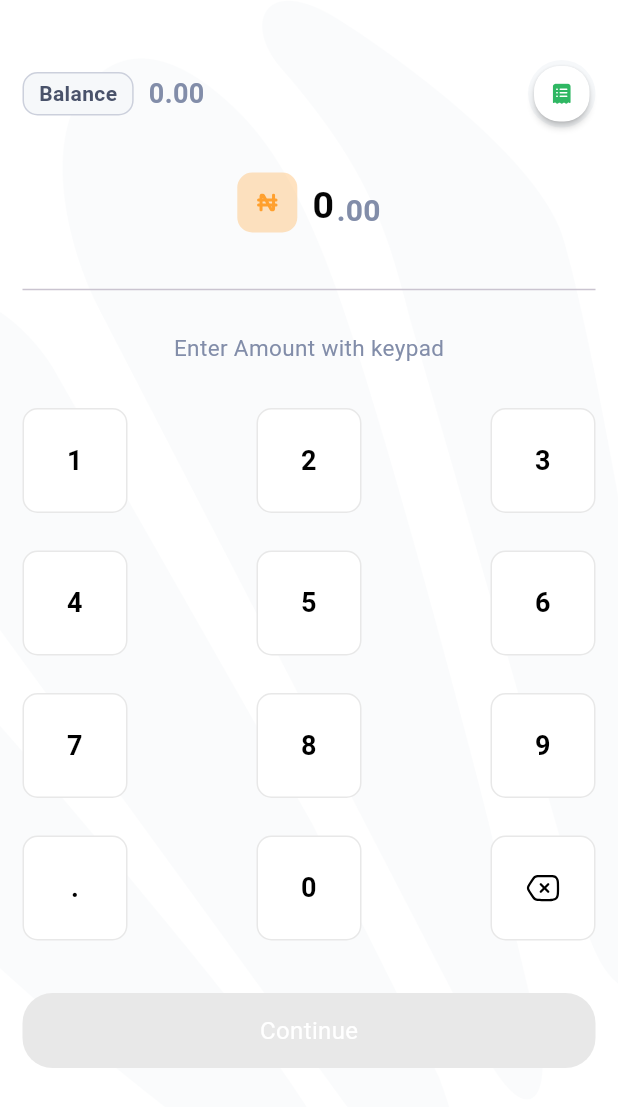
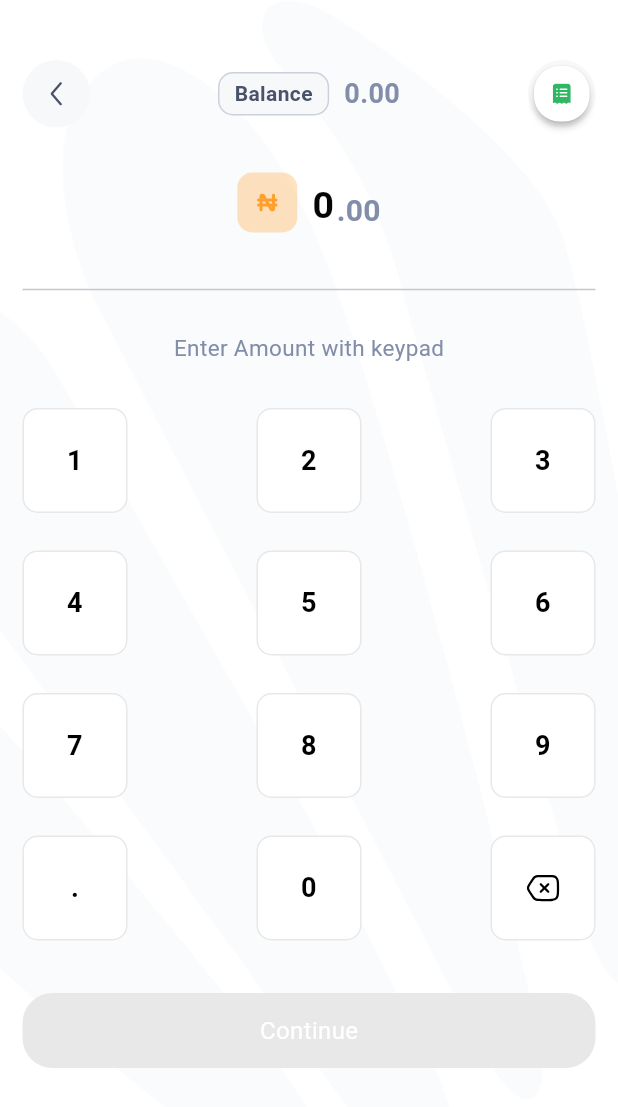
Before and after one commit to Bisecto/Trust, a Flutter app: the SendMainView screen opened directly with empty values, on a phone screen of 412 x 824 dp. Shown: the top 1107 px of the screen. Run offline on Flutter 3.47's test engine with Material 3 defaults, Android fonts, the phone set to English and light mode, and no system bars; our stand-ins replace adaptive_theme, bloc, connectivity_plus, device_info_plus, dotted_border, equatable and 20 more; missing offline and left inert: animated_snack_bar, cross_connectivity, disk_space_update, easy_url_launcher, encrypt, external_path and 6 more; accounts and stored records are empty; network calls fail; Roboto replaces fonts that are missing (CeraPro); project files that could hold a hidden picture were left out.

```diff
--- a/lib/view/sendBeneficary/widgets/sendMain/send_main_header_widget.dart
+++ b/lib/view/sendBeneficary/widgets/sendMain/send_main_header_widget.dart
@@ -24,6 +24,23 @@ class SendMainHeaderWidget extends StatelessWidget {
       mainAxisAlignment: MainAxisAlignment.spaceBetween,
       crossAxisAlignment: CrossAxisAlignment.center,
       children: [
+        InkWell(
+          onTap: backNavCallBack,
+          child: Container(
+            width: 45,
+            height: 45,
+            decoration:  BoxDecoration(
+              shape: BoxShape.circle,
+              color:theme.isDark?AppColors.darkModeBackgroundContainerColor: AppColors.sendBackBtnColor,
+            ),
+            child: Center(
+              child: SvgPicture.asset(
+                'assets/icons/sendBeneficiary/back.svg',
+                color: theme.isDark?AppColors.white:null,
+              ),
+            ),
+          ),
+        ),
         Row(
           mainAxisAlignment: MainAxisAlignment.start,
           crossAxisAlignment: CrossAxisAlignment.center,
--- a/lib/view/sendBeneficary/widgets/sendTo/send_to_options_widget.dart
+++ b/lib/view/sendBeneficary/widgets/sendTo/send_to_options_widget.dart
@@ -116,7 +116,7 @@ class _SendToOptionsWidgetState extends State<SendToOptionsWidget> {
                                 width: 90,
                                 padding: const EdgeInsets.only(
                                   left: 10.0,
-                                  right: 2.0,
+                                  right: 1.0,
                                   top: 3.0,
                                   bottom: 5.0,
                                 ),
```
Also changed, not shown: lib/view/sendBeneficary/widgets/sendTo/send_to_form_widget.dart (+21 -4 lines).
